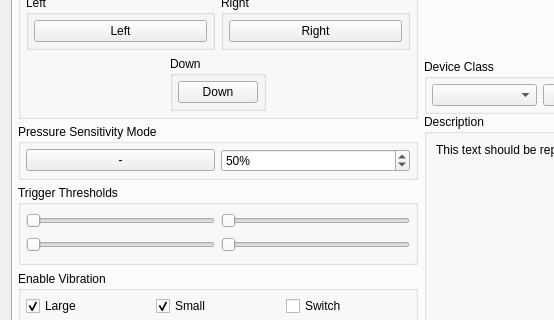
Before: the Qt Designer form rpcs3/rpcs3qt/pad_settings_dialog.ui in RPCS3/rpcs3, drawn with Qt 5; both pictures show x 0 to 554 and y 409 to 729 of the 1322 by 884 pixel window.
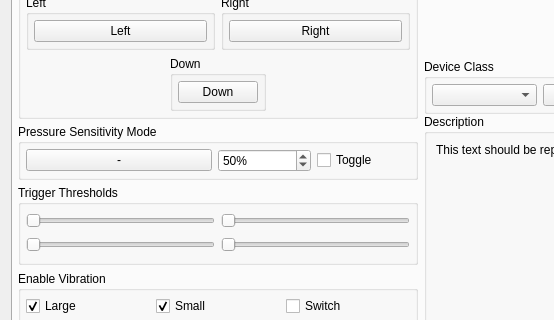
After: the same form once the commit is applied. Icons and pictures are not drawn.

Commit message: input: add pressure intensity toggle mode

Patch:
```diff
--- a/rpcs3/rpcs3qt/pad_settings_dialog.ui
+++ b/rpcs3/rpcs3qt/pad_settings_dialog.ui
@@ -674,7 +674,7 @@
               <property name="title">
                <string>Pressure Sensitivity Mode</string>
               </property>
-              <layout class="QHBoxLayout" name="pressure_intensity_layout">
+              <layout class="QHBoxLayout" name="pressure_intensity_layout" stretch="2,1,1">
                <property name="leftMargin">
                 <number>5</number>
                </property>
@@ -707,6 +707,13 @@
                  </property>
                 </widget>
                </item>
+               <item>
+                <widget class="QCheckBox" name="cb_pressure_intensity_toggle_mode">
+                 <property name="text">
+                  <string>Toggle</string>
+                 </property>
+                </widget>
+               </item>
               </layout>
              </widget>
             </item>
```
The commit also changes 9 other files.
